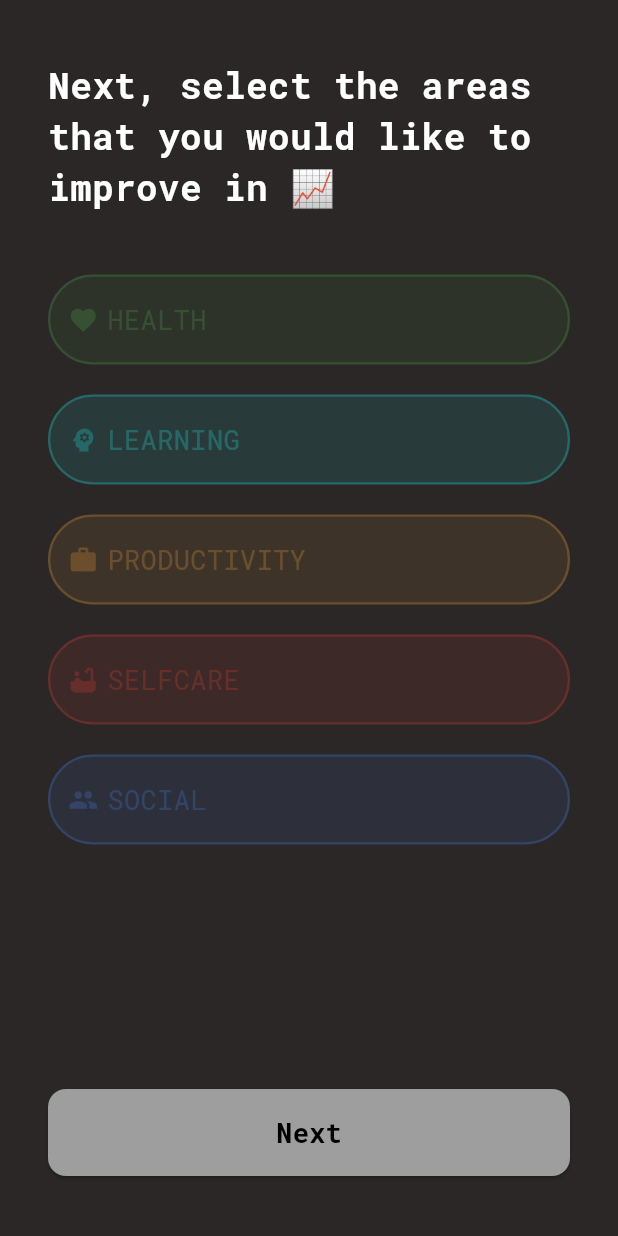
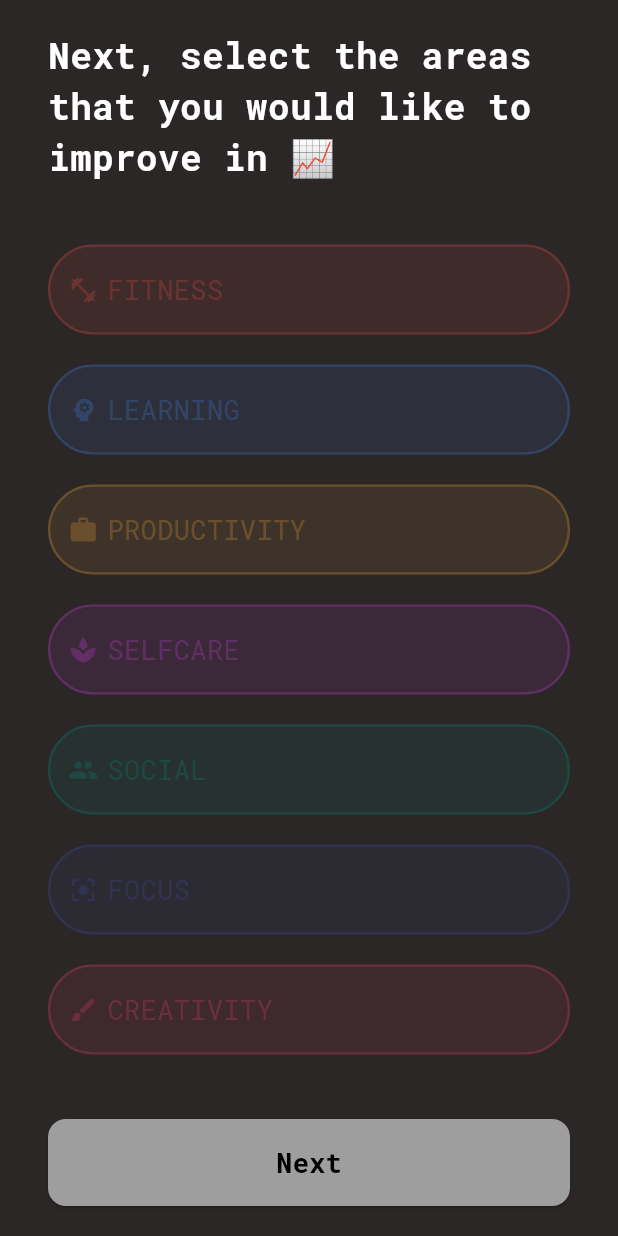
Before and after one commit to temevh/betterbrain, a Flutter app: the CategorySelectionsScreen screen opened by its route, on a phone screen of 412 x 824 dp. Run offline on Flutter 3.47's test engine with Material 3 defaults, Android fonts, the phone set to English and light mode, and no system bars; our stand-ins replace cloud_firestore, firebase_auth, firebase_core, font_awesome_flutter, google_sign_in, table_calendar; accounts and stored records are empty; generated files the repository leaves out were written again.

Commit message:
added categories

```diff
--- a/lib/screens/category_selections_screen.dart
+++ b/lib/screens/category_selections_screen.dart
@@ -10,13 +10,14 @@ class CategorySelectionsScreen extends StatefulWidget {
 }
 
 class _CategorySelectionsScreenState extends State<CategorySelectionsScreen> {
-  //Get categories from firebase s
   final categories = {
-    "health": false,
+    "fitness": false,
     "learning": false,
     "productivity": false,
     "selfcare": false,
     "social": false,
+    "focus": false,
+    "creativity": false,
   };
 
   Widget _categorySelection(String category, bool value) {
@@ -82,7 +83,7 @@ class _CategorySelectionsScreenState extends State<CategorySelectionsScreen> {
       backgroundColor: const Color(0xFF2B2726),
       body: SafeArea(
         child: Padding(
-          padding: const EdgeInsets.symmetric(horizontal: 32, vertical: 40),
+          padding: const EdgeInsets.symmetric(horizontal: 32, vertical: 20),
           child: Column(
             crossAxisAlignment: CrossAxisAlignment.start,
             children: [
--- a/lib/screens/confidence_screen.dart
+++ b/lib/screens/confidence_screen.dart
@@ -60,7 +60,7 @@ class _ConfidenceScreenState extends State<ConfidenceScreen> {
       child: Row(
         children: [
           Container(
-            width: _chipWidth, // fixed width for all chips
+            width: _chipWidth,
             height: 40,
             padding: const EdgeInsets.symmetric(horizontal: 12, vertical: 6),
             decoration: BoxDecoration(
@@ -118,7 +118,7 @@ class _ConfidenceScreenState extends State<ConfidenceScreen> {
           crossAxisAlignment: CrossAxisAlignment.start,
           children: [
             Padding(
-              padding: const EdgeInsets.symmetric(horizontal: 32, vertical: 28),
+              padding: const EdgeInsets.symmetric(horizontal: 32, vertical: 20),
               child: Column(
                 children: [
                   const Text(
@@ -144,7 +144,7 @@ class _ConfidenceScreenState extends State<ConfidenceScreen> {
               if (category.value == true) _confidenceSelection(category.key),
             Spacer(),
             Padding(
-              padding: const EdgeInsets.symmetric(horizontal: 32, vertical: 40),
+              padding: const EdgeInsets.symmetric(horizontal: 32, vertical: 20),
               child: SizedBox(
                 width: double.infinity,
                 child: ElevatedButton(
--- a/lib/utils/category_utils.dart
+++ b/lib/utils/category_utils.dart
@@ -2,16 +2,20 @@ import 'package:flutter/material.dart';
 
 IconData getCategoryIcon(String category) {
   switch (category.toLowerCase()) {
-    case 'social':
-      return Icons.people;
-    case 'health':
-      return Icons.favorite;
+    case 'fitness':
+      return Icons.fitness_center;
+    case 'learning':
+      return Icons.psychology;
     case 'productivity':
       return Icons.work;
     case 'selfcare':
-      return Icons.bathtub;
-    case 'learning':
-      return Icons.psychology;
+      return Icons.spa;
+    case 'social':
+      return Icons.people;
+    case 'focus':
+      return Icons.center_focus_strong;
+    case 'creativity':
+      return Icons.brush;
     default:
       return Icons.help_outline;
   }
@@ -19,16 +23,20 @@ IconData getCategoryIcon(String category) {
 
 Color getCategoryColor(String category) {
   switch (category.toLowerCase()) {
-    case 'social':
+    case 'fitness':
+      return Colors.redAccent;
+    case 'learning':
       return Colors.blueAccent;
-    case 'health':
-      return Colors.green;
     case 'productivity':
       return Colors.orangeAccent;
     case 'selfcare':
-      return Colors.red;
-    case 'learning':
-      return Colors.cyanAccent;
+      return Colors.purpleAccent;
+    case 'social':
+      return Colors.teal;
+    case 'focus':
+      return Colors.indigo;
+    case 'creativity':
+      return Colors.pinkAccent;
     default:
       return Colors.grey;
   }
--- a/pubspec.yaml
+++ b/pubspec.yaml
@@ -32,4 +32,3 @@ flutter:
   uses-material-design: true
   assets:
     - assets/images/
-    - assets/events.json
```
Also changed, not shown: assets/events.json (deleted, +0 -42 lines).
